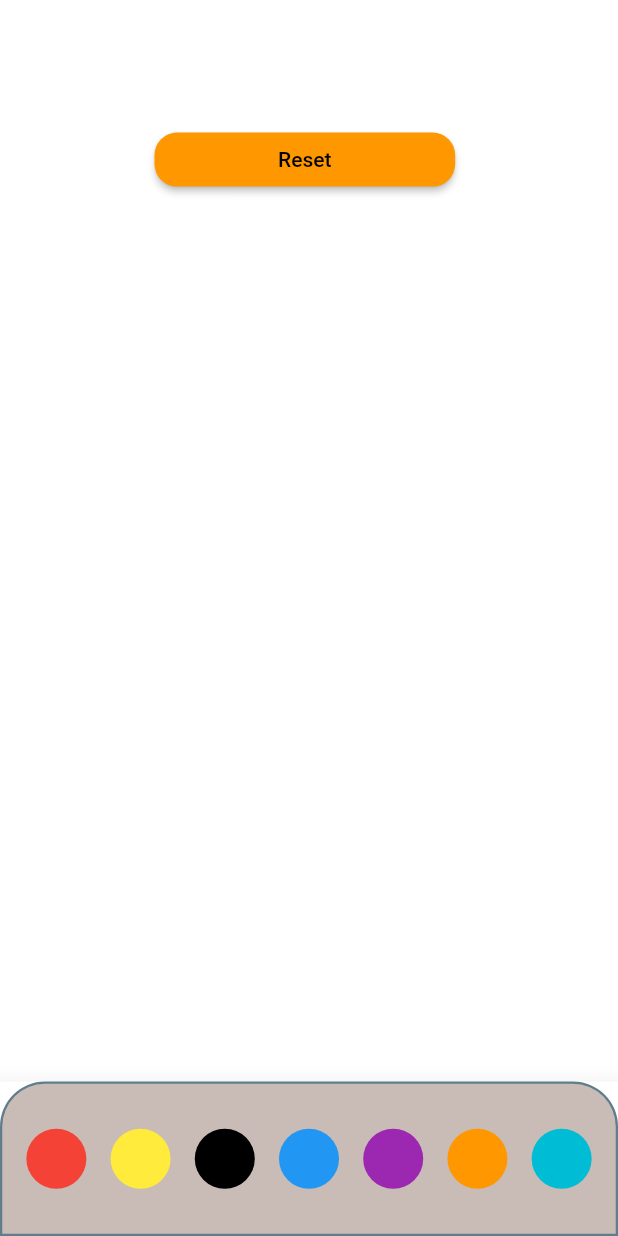
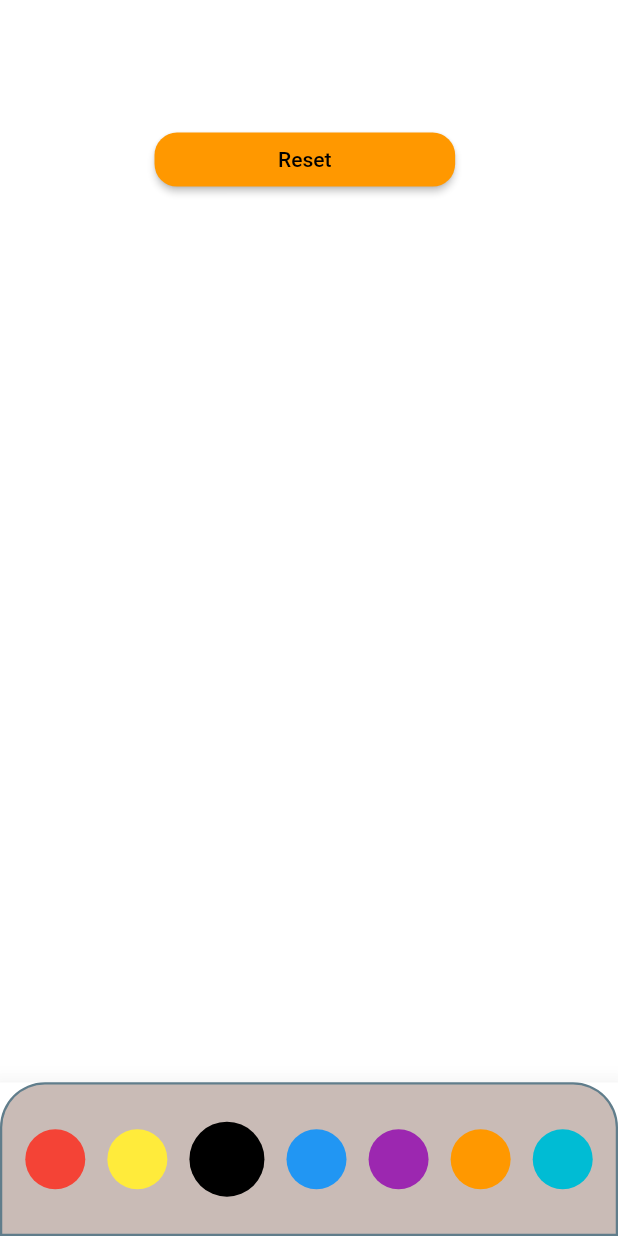
Before and after one commit to RGTechno/Roughpad, a Flutter app: the screen it shows after launch, on a phone screen of 412 x 824 dp. Run offline on Flutter 3.47's test engine with Material 2 defaults, Android fonts, the phone set to English and light mode, and no system bars; our stand-ins replace rxdart.

Commit message:
stable v1

```diff
--- a/lib/Screens/home_screen.dart
+++ b/lib/Screens/home_screen.dart
@@ -21,13 +21,14 @@ class _HomeScreenState extends State<HomeScreen> {
     Colors.cyan,
   ];
 
+  Color selectedColor = Colors.black;
+
+  List<PaintModel?> points = [];
+  final paintStream = BehaviorSubject<List<PaintModel?>>();
+
   @override
   Widget build(BuildContext context) {
     final mediaQuery = MediaQuery.of(context).size;
-
-    List<PaintModel?> points = [];
-
-    final paintStream = BehaviorSubject<List<PaintModel?>>();
 
     final scaffoldKey = GlobalKey();
 
@@ -36,7 +37,7 @@ class _HomeScreenState extends State<HomeScreen> {
       body: GestureDetector(
         onPanStart: (details) {
           Paint paint = Paint();
-          paint.color = Colors.red;
+          paint.color = selectedColor;
           paint.strokeWidth = 2;
           paint.strokeCap = StrokeCap.round;
 
@@ -51,7 +52,7 @@ class _HomeScreenState extends State<HomeScreen> {
         },
         onPanUpdate: (details) {
           Paint paint = Paint();
-          paint.color = Colors.red;
+          paint.color = selectedColor;
           paint.strokeWidth = 2;
           paint.strokeCap = StrokeCap.round;
 
@@ -95,6 +96,7 @@ class _HomeScreenState extends State<HomeScreen> {
                     setState(() {
                       points = [];
                     });
+                    paintStream.add(points);
                   },
                   style: ButtonStyle(
                     shape: MaterialStateProperty.all<RoundedRectangleBorder>(
@@ -119,8 +121,8 @@ class _HomeScreenState extends State<HomeScreen> {
       bottomNavigationBar: BottomAppBar(
         elevation: 15,
         child: Container(
-          padding: const EdgeInsets.symmetric(
-            vertical: 30,
+          padding: EdgeInsets.symmetric(
+            vertical: mediaQuery.height * 0.03,
             horizontal: 8,
           ),
           decoration: BoxDecoration(
@@ -138,12 +140,25 @@ class _HomeScreenState extends State<HomeScreen> {
             mainAxisAlignment: MainAxisAlignment.spaceAround,
             children: List.generate(
               colors.length,
-              (index) => ColorPicker(
-                color: colors[index],
-              ),
+              (index) => colorPicker(colors[index]),
             ),
           ),
         ),
+      ),
+    );
+  }
+
+  Widget colorPicker(Color color) {
+    bool isSelected = selectedColor == color;
+    return GestureDetector(
+      onTap: () {
+        setState(() {
+          selectedColor = color;
+        });
+      },
+      child: CircleAvatar(
+        backgroundColor: color,
+        radius: isSelected ? 25 : 20,
       ),
     );
   }
@@ -190,20 +205,3 @@ class Painter extends CustomPainter {
     return true;
   }
 }
-
-class ColorPicker extends StatelessWidget {
-  final Color color;
-
-  const ColorPicker({
-    Key? key,
-    required this.color,
-  }) : super(key: key);
-
-  @override
-  Widget build(BuildContext context) {
-    return CircleAvatar(
-      backgroundColor: color,
-      radius: 20,
-    );
-  }
-}
```
